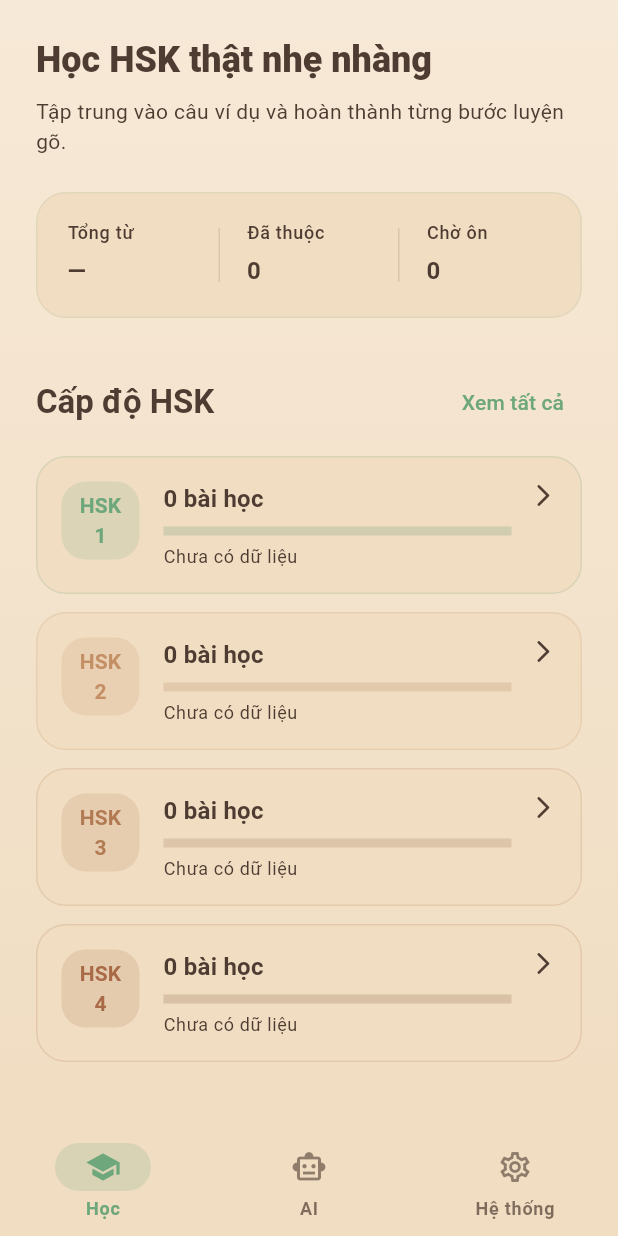
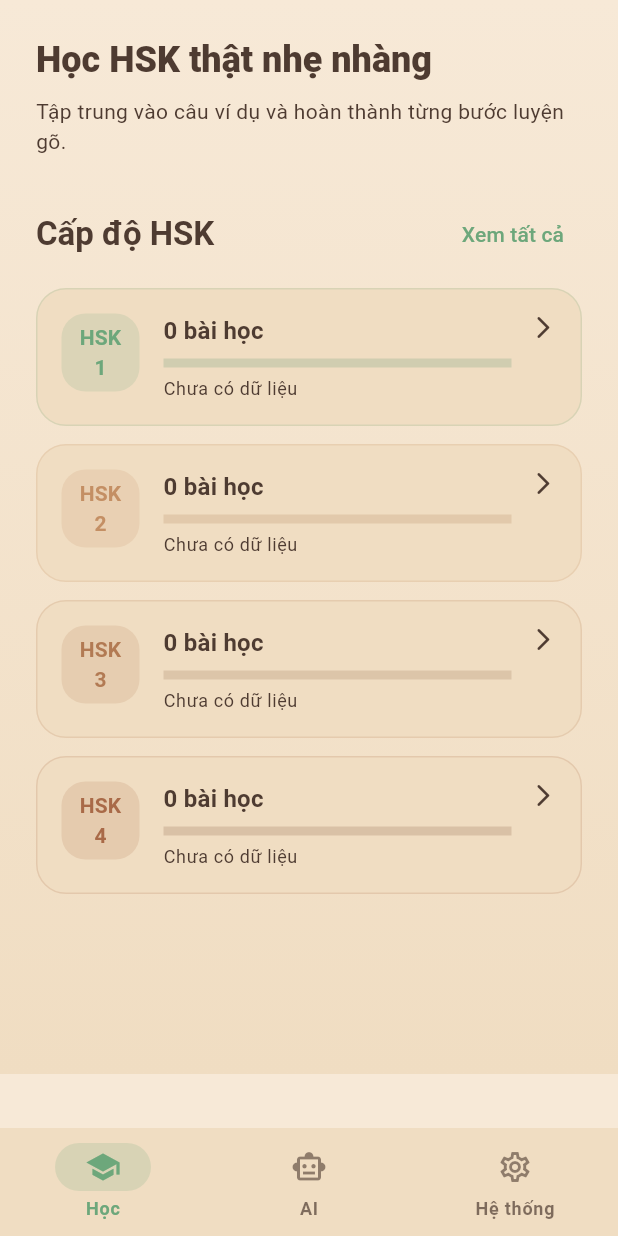
Before and after one commit to hieuhieu2202/learnchinesene, a Flutter app: the screen it shows after launch, on a phone screen of 412 x 824 dp. Run offline on Flutter 3.47's test engine with Material 3 defaults, Android fonts, the phone set to English and light mode, and no system bars; our stand-ins replace audioplayers, get, sqflite; accounts and stored records are empty.

Commit message:
Remove home stats summary card

```diff
--- a/lib/features/vocabulary/presentation/pages/home_page.dart
+++ b/lib/features/vocabulary/presentation/pages/home_page.dart
@@ -60,10 +60,6 @@ class _DashboardTab extends StatelessWidget {
     return Obx(() {
       final isLoading = controller.isLoading.value;
       final overview = controller.hskOverview.toList();
-      final reviewCount = controller.reviewCount.value;
-
-      final totalWords = overview.fold<int>(0, (sum, item) => sum + item.totalWords);
-      final masteredWords = overview.fold<int>(0, (sum, item) => sum + item.masteredWords);
 
       return _GradientBackground(
         child: SafeArea(
@@ -86,13 +82,7 @@ class _DashboardTab extends StatelessWidget {
                   'Tập trung vào câu ví dụ và hoàn thành từng bước luyện gõ.',
                   style: Theme.of(context).textTheme.bodyMedium,
                 ),
-                const SizedBox(height: 24),
-                _HomeStatsRow(
-                  totalWords: totalWords,
-                  masteredWords: masteredWords,
-                  reviewCount: reviewCount,
-                ),
-                const SizedBox(height: 32),
+                const SizedBox(height: 28),
                 Row(
                   children: [
                     const _SectionTitle(text: 'Cấp độ HSK'),
@@ -497,110 +487,6 @@ class _GradientBackground extends StatelessWidget {
   }
 }
 
-class _HomeStatsRow extends StatelessWidget {
-  const _HomeStatsRow({
-    required this.totalWords,
-    required this.masteredWords,
-    required this.reviewCount,
-  });
-
-  final int totalWords;
-  final int masteredWords;
-  final int reviewCount;
-
-  @override
-  Widget build(BuildContext context) {
-    final scheme = Theme.of(context).colorScheme;
-    final items = [
-      _StatItem(
-        label: 'Tổng từ',
-        value: totalWords == 0 ? '—' : '$totalWords',
-      ),
-      _StatItem(
-        label: 'Đã thuộc',
-        value: masteredWords == 0 ? '0' : '$masteredWords',
-      ),
-      _StatItem(
-        label: 'Chờ ôn',
-        value: reviewCount == 0 ? '0' : '$reviewCount',
-        highlight: reviewCount > 0,
-      ),
-    ];
-
-    return Container(
-      decoration: BoxDecoration(
-        color: scheme.surface,
-        borderRadius: BorderRadius.circular(20),
-        border: Border.all(color: scheme.primary.withOpacity(0.12)),
-      ),
-      padding: const EdgeInsets.symmetric(horizontal: 20, vertical: 18),
-      child: Row(
-        children: [
-          for (var i = 0; i < items.length; i++) ...[
-            Expanded(child: items[i]),
-            if (i != items.length - 1) const _StatDivider(),
-          ],
-        ],
-      ),
-    );
-  }
-}
-
-class _StatItem extends StatelessWidget {
-  const _StatItem({
-    required this.label,
-    required this.value,
-    this.highlight = false,
-  });
-
-  final String label;
-  final String value;
-  final bool highlight;
-
-  @override
-  Widget build(BuildContext context) {
-    final theme = Theme.of(context);
-    final color = highlight ? theme.colorScheme.primary : theme.colorScheme.onSurface;
-    final labelColor = highlight
-        ? theme.colorScheme.primary
-        : theme.colorScheme.onSurfaceVariant;
-
-    return Column(
-      mainAxisSize: MainAxisSize.min,
-      crossAxisAlignment: CrossAxisAlignment.start,
-      children: [
-        Text(
-          label,
-          style: theme.textTheme.labelMedium?.copyWith(color: labelColor),
-        ),
-        const SizedBox(height: 6),
-        Text(
-          value,
-          style: theme.textTheme.titleMedium?.copyWith(
-            fontWeight: FontWeight.w700,
-            color: color,
-          ),
-        ),
-      ],
-    );
-  }
-}
-
-class _StatDivider extends StatelessWidget {
-  const _StatDivider();
-
-  @override
-  Widget build(BuildContext context) {
-    final scheme = Theme.of(context).colorScheme;
-    return Container(
-      width: 1,
-      height: 36,
-      margin: const EdgeInsets.symmetric(horizontal: 18),
-      color: scheme.outlineVariant,
-    );
-  }
-}
-
 class _SectionTitle extends StatelessWidget {
   const _SectionTitle({required this.text});
 
```
